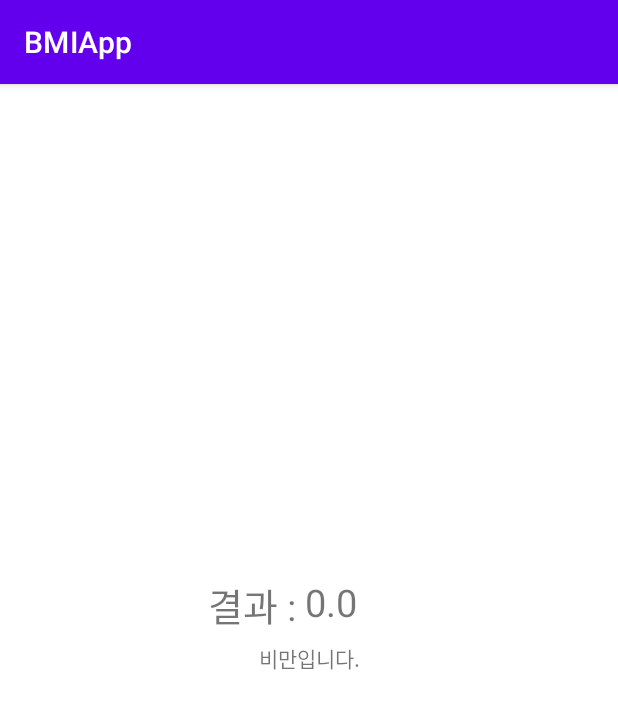
After one commit to hyejineee/fastcampusAndroid, an Android app: the BMIResultActivity screen opened directly, with no data from a screen before it, on a phone screen of 412 x 824 dp. The commit adds this screen. Shown: the top 709 px of the screen. Run offline under Robolectric (Android 15) with nearby library versions, the phone set to English and light mode, and no system bars.

```diff
--- a/BMIApp/app/src/main/AndroidManifest.xml
+++ b/BMIApp/app/src/main/AndroidManifest.xml
@@ -16,6 +16,10 @@
                 <category android:name="android.intent.category.LAUNCHER" />
             </intent-filter>
         </activity>
+
+        <activity android:name=".BMIResultActivity">
+
+        </activity>
     </application>
 
 </manifest>
--- /dev/null
+++ b/BMIApp/app/src/main/java/com/hyejineee/bmiapp/BMIResultActivity.kt
@@ -0,0 +1,20 @@
+package com.hyejineee.bmiapp
+
+import android.os.Bundle
+import android.widget.TextView
+import androidx.appcompat.app.AppCompatActivity
+
+class BMIResultActivity : AppCompatActivity() {
+    lateinit var bmiValueText:TextView
+
+    override fun onCreate(savedInstanceState: Bundle?) {
+        super.onCreate(savedInstanceState)
+        setContentView(R.layout.activity_result)
+
+        val bmiResult = intent.getDoubleExtra("bmiResult", 0.0)
+
+        bmiValueText = findViewById(R.id.textview_result_bmivalue)
+        bmiValueText.text = bmiResult.toString()
+
+    }
+}
--- a/BMIApp/app/src/main/res/layout/activity_main.xml
+++ b/BMIApp/app/src/main/res/layout/activity_main.xml
@@ -7,7 +7,7 @@
     android:padding="50dp"
     tools:context=".MainActivity">
 
-    <androidx.appcompat.widget.AppCompatTextView
+    <TextView
         android:id="@+id/textview_main_weight"
         android:layout_width="wrap_content"
         android:layout_height="wrap_content"
@@ -18,7 +18,7 @@
         app:layout_constraintRight_toLeftOf="@+id/edittextview_main_weight"
         app:layout_constraintTop_toTopOf="parent" />
 
-    <androidx.appcompat.widget.AppCompatEditText
+    <EditText
         android:id="@+id/edittextview_main_weight"
         android:layout_width="0dp"
         android:layout_height="wrap_content"
@@ -40,7 +40,7 @@
         app:layout_constraintTop_toBottomOf="@id/textview_main_weight"
         app:layout_constraintVertical_bias="0" />
 
-    <androidx.appcompat.widget.AppCompatEditText
+    <EditText
         android:id="@+id/edittextview_main_height"
         android:layout_width="0dp"
         android:layout_height="wrap_content"
--- a/BMIApp/app/src/main/res/layout/activity_result.xml
+++ b/BMIApp/app/src/main/res/layout/activity_result.xml
@@ -4,26 +4,43 @@
     android:layout_height="match_parent"
     xmlns:app="http://schemas.android.com/apk/res-auto">
 
-    <androidx.appcompat.widget.AppCompatTextView
+
+
+    <TextView
         android:layout_width="wrap_content"
         android:layout_height="wrap_content"
-        android:textSize="20dp"
-        android:text="결과"
+        android:textSize="25dp"
+        android:text="결과 : "
         android:id="@+id/textview_result_labelforbmiresult"
         app:layout_constraintTop_toTopOf="parent"
         app:layout_constraintLeft_toLeftOf="parent"
         app:layout_constraintRight_toRightOf="parent"
-        app:layout_constraintBottom_toBottomOf="parent"/>
+        app:layout_constraintBottom_toBottomOf="parent"
+        app:layout_constraintVertical_bias="0.45"
+        app:layout_constraintHorizontal_bias="0.4"/>
 
-    <androidx.appcompat.widget.AppCompatTextView
+    <TextView
         android:layout_width="wrap_content"
         android:layout_height="wrap_content"
         android:textSize="25dp"
+        android:text="70.000"
         android:id="@+id/textview_result_bmivalue"
-        app:layout_constraintTop_toBottomOf="@+id/textview_result_labelforbmiresult"
-        app:layout_constraintBottom_toBottomOf="parent"
-        app:layout_constraintLeft_toLeftOf="parent"
+        app:layout_constraintTop_toTopOf="@+id/textview_result_labelforbmiresult"
+        app:layout_constraintBottom_toBottomOf="@id/textview_result_labelforbmiresult"
+        app:layout_constraintLeft_toRightOf="@+id/textview_result_labelforbmiresult"
         app:layout_constraintRight_toRightOf="parent"
+        app:layout_constraintHorizontal_bias="0"
         app:layout_constraintVertical_bias="0"/>
 
+    <TextView
+        android:layout_width="wrap_content"
+        android:layout_height="wrap_content"
+        android:id="@+id/textview_result_bmistate"
+        android:text="비만입니다."
+        android:layout_marginTop="5dp"
+        app:layout_constraintTop_toBottomOf="@id/textview_result_labelforbmiresult"
+        app:layout_constraintRight_toRightOf="parent"
+        app:layout_constraintLeft_toLeftOf="parent"
+        app:layout_constraintBottom_toBottomOf="parent"
+        app:layout_constraintVertical_bias="0"/>
 </androidx.constraintlayout.widget.ConstraintLayout>
--- a/BMIApp/build.gradle
+++ b/BMIApp/build.gradle
@@ -6,7 +6,7 @@ buildscript {
         jcenter()
     }
     dependencies {
-        classpath "com.android.tools.build:gradle:4.1.3"
+        classpath 'com.android.tools.build:gradle:4.2.0'
         classpath "org.jetbrains.kotlin:kotlin-gradle-plugin:$kotlin_version"
 
         // NOTE: Do not place your application dependencies here; they belong
```
Also changed, not shown: BMIApp/app/src/main/java/com/hyejineee/bmiapp/BMICalculator.kt (added, +9 -0 lines), BMIApp/app/src/main/java/com/hyejineee/bmiapp/MainActivity.kt (+32 -0 lines), BMIApp/gradle/wrapper/gradle-wrapper.properties, 4 other files.
